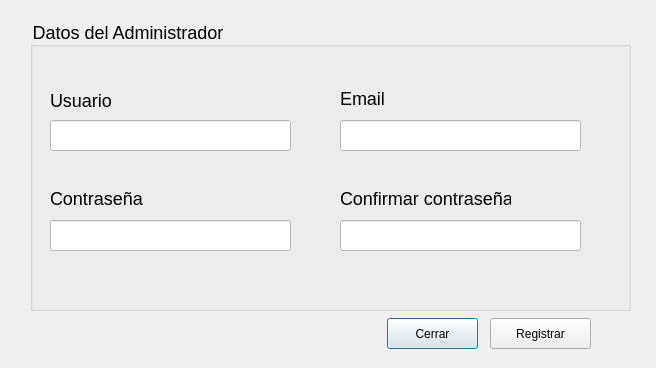
The window that plantillas_interfaces/interfaz_registro_administrador.ui (hostelix/personal-IO) describes before a commit, drawn with Qt 5.
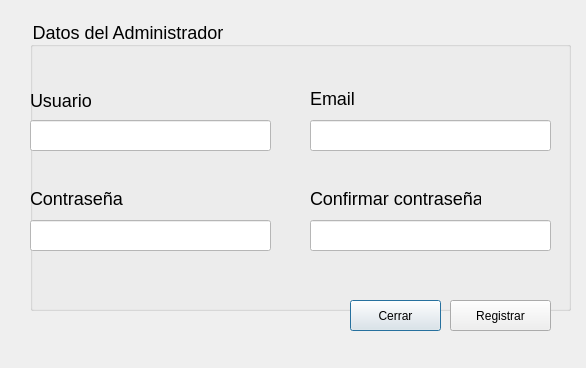
The same window after the commit.

Commit message: [MOD] Se cambio el tamaño del dialogo registro administrador

The edit to the form file:
```diff
--- a/plantillas_interfaces/interfaz_registro_administrador.ui
+++ b/plantillas_interfaces/interfaz_registro_administrador.ui
@@ -6,7 +6,7 @@
    <rect>
     <x>0</x>
     <y>0</y>
-    <width>656</width>
+    <width>586</width>
     <height>368</height>
    </rect>
   </property>
@@ -18,7 +18,7 @@
     <rect>
      <x>30</x>
      <y>20</y>
-     <width>601</width>
+     <width>541</width>
      <height>291</height>
     </rect>
    </property>
@@ -31,7 +31,7 @@
    <widget class="QLineEdit" name="input_usuario">
     <property name="geometry">
      <rect>
-      <x>20</x>
+      <x>0</x>
       <y>100</y>
       <width>241</width>
       <height>31</height>
@@ -44,7 +44,7 @@
    <widget class="QLineEdit" name="input_email">
     <property name="geometry">
      <rect>
-      <x>310</x>
+      <x>280</x>
       <y>100</y>
       <width>241</width>
       <height>31</height>
@@ -57,7 +57,7 @@
    <widget class="QLineEdit" name="input_password">
     <property name="geometry">
      <rect>
-      <x>20</x>
+      <x>0</x>
       <y>200</y>
       <width>241</width>
       <height>31</height>
@@ -70,7 +70,7 @@
    <widget class="QLabel" name="label_usuario">
     <property name="geometry">
      <rect>
-      <x>20</x>
+      <x>0</x>
       <y>70</y>
       <width>71</width>
       <height>21</height>
@@ -86,7 +86,7 @@
    <widget class="QLabel" name="label_email">
     <property name="geometry">
      <rect>
-      <x>310</x>
+      <x>280</x>
       <y>70</y>
       <width>59</width>
       <height>17</height>
@@ -99,7 +99,7 @@
    <widget class="QLabel" name="label_password">
     <property name="geometry">
      <rect>
-      <x>20</x>
+      <x>0</x>
       <y>170</y>
       <width>101</width>
       <height>17</height>
@@ -112,7 +112,7 @@
    <widget class="QLineEdit" name="input_repassword">
     <property name="geometry">
      <rect>
-      <x>310</x>
+      <x>280</x>
       <y>200</y>
       <width>241</width>
       <height>31</height>
@@ -125,7 +125,7 @@
    <widget class="QLabel" name="label_repassword">
     <property name="geometry">
      <rect>
-      <x>310</x>
+      <x>280</x>
       <y>170</y>
       <width>171</width>
       <height>17</height>
@@ -139,8 +139,8 @@
   <widget class="QPushButton" name="btn_cerrar">
    <property name="geometry">
     <rect>
-     <x>387</x>
-     <y>318</y>
+     <x>350</x>
+     <y>300</y>
      <width>91</width>
      <height>31</height>
     </rect>
@@ -155,8 +155,8 @@
   <widget class="QPushButton" name="btn_registrar">
    <property name="geometry">
     <rect>
-     <x>490</x>
-     <y>318</y>
+     <x>450</x>
+     <y>300</y>
      <width>101</width>
      <height>31</height>
     </rect>
```
The commit also changes 1 other file.
